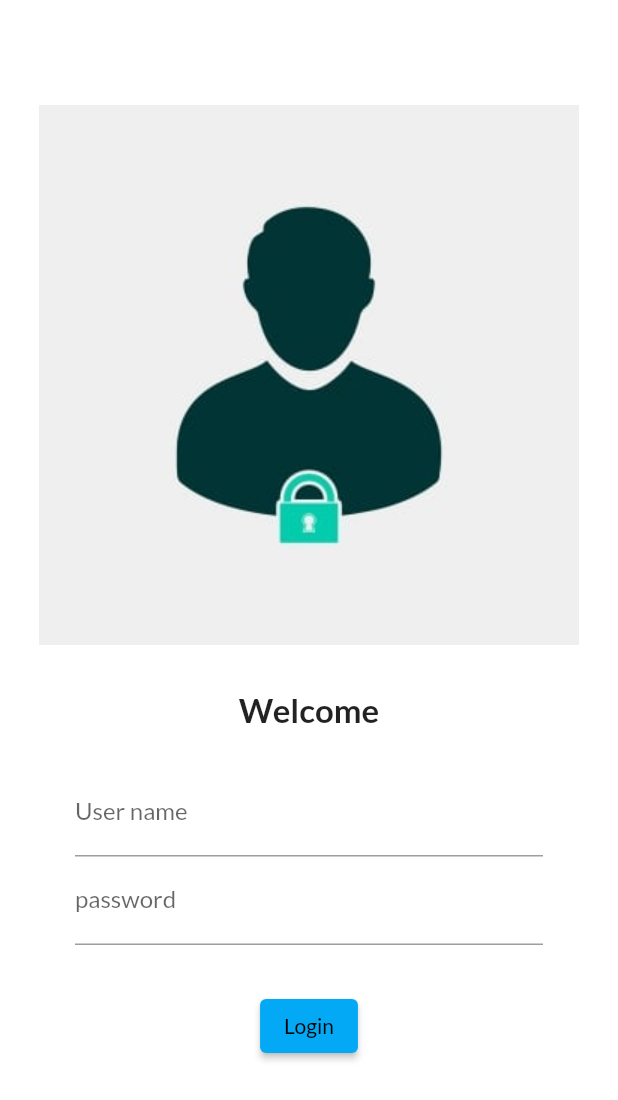
After one commit to 1504Rohit/First-Flutter-project, a Flutter app: the screen it shows after launch, on a phone screen of 412 x 824 dp. The commit adds this screen. Shown: the top 1100 px of the screen. Run offline on Flutter 3.47's test engine with Material 2 defaults, Android fonts, the phone set to English and light mode, and no system bars; our stand-ins replace google_fonts.

Commit message:
day4 comnpleted

```diff
--- a/my_first_application/lib/main.dart
+++ b/my_first_application/lib/main.dart
@@ -1,5 +1,7 @@
 import 'package:flutter/material.dart';
 
+import 'package:my_first_application/pages/login_page.dart';
+import 'package:google_fonts/google_fonts.dart';
 import 'pages/home_page.dart';
 
 void main(){
@@ -13,7 +15,20 @@ class Myapp extends StatelessWidget {
   Widget build(BuildContext context) {
 
     return MaterialApp(
-      home:home_page(),
+
+      themeMode: ThemeMode.light,
+      theme: ThemeData(
+        primarySwatch: Colors.lightBlue,
+        fontFamily: GoogleFonts.lato().fontFamily
+        ),
+      darkTheme: ThemeData(
+        brightness: Brightness.dark,
+      ),
+      initialRoute: "/",
+      routes: {
+        "/":(context)=>Login_page(),
+      },
+
     );
 
   }
--- /dev/null
+++ b/my_first_application/lib/pages/login_page.dart
@@ -0,0 +1,50 @@
+import 'dart:ui';
+
+import 'package:flutter/material.dart';
+
+class Login_page extends StatelessWidget {
+  @override
+  Widget build(BuildContext context) {
+    return Material(
+        color: Colors.white,
+        child: Column(children: [
+           SizedBox(height:70.0),
+
+             Image.asset('assets/images/login page.jpg',fit: BoxFit.fitWidth,),
+
+           SizedBox(height:30.0),
+           Text("Welcome",style: TextStyle(fontSize: 22,fontWeight: FontWeight.bold),),
+           SizedBox(height: 10.0),
+
+           Padding(
+            padding:const EdgeInsets.symmetric(vertical: 16.0,horizontal: 50.0),
+            child:Column(children: [
+            TextFormField(
+             decoration: InputDecoration(
+               hintText:"Enter user name",
+               labelText: "User name"
+
+             ),
+           ),
+            TextFormField(
+             obscureText: true,
+             decoration: InputDecoration(
+               hintText:"Enter password",
+               labelText: "password"
+
+             ),
+           ),
+            SizedBox(height: 30.0),
+
+             ElevatedButton(onPressed: (() {
+
+             }), child:Text("Login"))
+
+
+           ],),
+           )
+
+        ],)
+    );
+  }
+}
```
Also changed, not shown: my_first_application/pubspec.yaml (+7 -5 lines), my_first_application/assets/images/download.png (added), my_first_application/assets/images/login page.jpg (added), my_first_application/lib/pages/home_page.dart (renamed from my_first_application/lib/home_page.dart), my_first_application/pubspec.lock, 2 other files.
